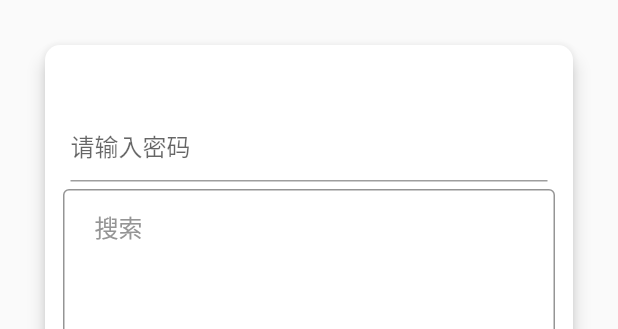
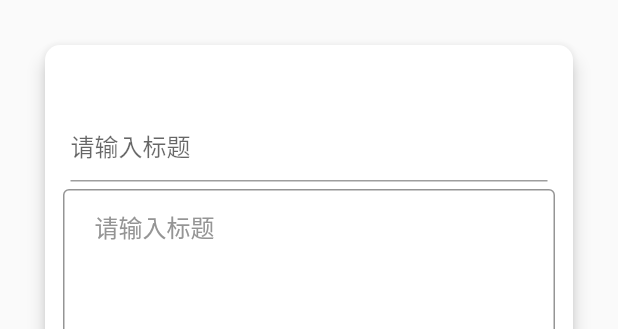
Before and after one commit to CarGuo/gsy_github_app_flutter, a Flutter app: the IssueEditDialog widget shown alone on an empty page, opened directly with empty values, on a phone screen of 412 x 824 dp. Shown: the top 329 px of the screen. Run offline on Flutter 3.47's test engine with Material 2 defaults, Android fonts, the phone set to English and light mode, and no system bars; our stand-ins replace connectivity, dio, flutter_redux, fluttertoast, redux, shared_preferences; accounts and stored records are empty; generated files the repository leaves out were written again; network calls fail; statements that could not run were skipped; project files that could hold a hidden picture were left out.

Commit message:
create issue

```diff
--- a/lib/common/style/GSYStyle.dart
+++ b/lib/common/style/GSYStyle.dart
@@ -242,6 +242,8 @@ class GSYStrings {
   static const String issue_edit_issue_delete_commit = "删除";
   static const String issue_edit_issue_content_not_be_null = "内容不能为空";
   static const String issue_edit_issue_title_not_be_null = "标题不能为空";
+  static const String issue_edit_issue_title_tip = "请输入标题";
+  static const String issue_edit_issue_content_tip = "请输入内容";
 }
 
 class GSYICons {
--- a/lib/widget/IssueEditDIalog.dart
+++ b/lib/widget/IssueEditDIalog.dart
@@ -57,7 +57,7 @@ class _IssueEditDialogState extends State<IssueEditDialog> {
             child: new GSYInputWidget(
               onChanged: onTitleChanged,
               controller: titleController,
-              hintText: GSYStrings.login_password_hint_text,
+              hintText: GSYStrings.issue_edit_issue_title_tip,
               obscureText: false,
             ))
         : new Container();
@@ -90,7 +90,7 @@ class _IssueEditDialogState extends State<IssueEditDialog> {
                 onChanged: onContentChanged,
                 controller: valueController,
                 decoration: new InputDecoration.collapsed(
-                  hintText: GSYStrings.repos_issue_search,
+                  hintText: GSYStrings.issue_edit_issue_title_tip,
                   hintStyle: GSYConstant.middleSubText,
                 ),
                 style: GSYConstant.middleText,
```
